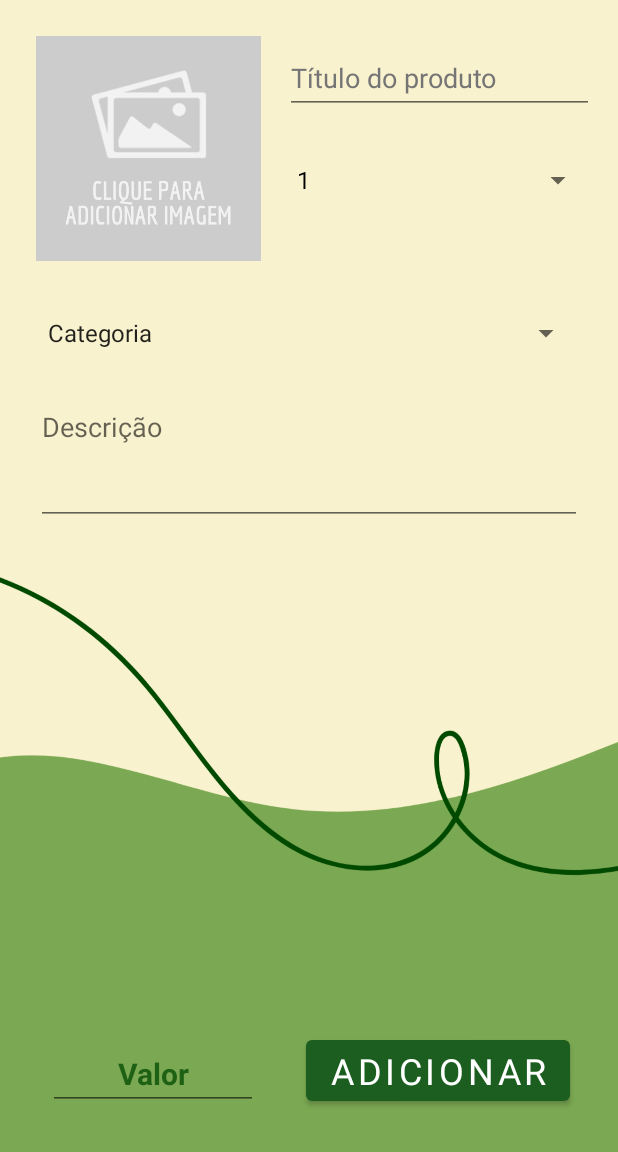
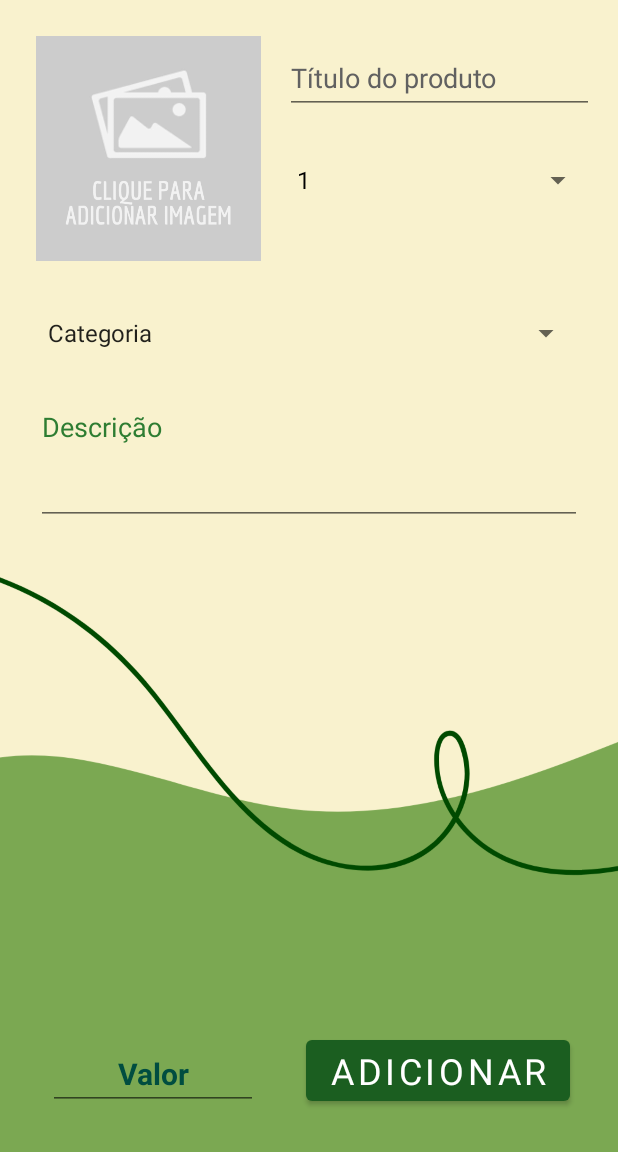
Before and after one commit to PedroHFCarvalho/Projeto_Integrador, an Android app: the PostagemFragment screen opened through its navigation route, on a phone screen of 412 x 824 dp, the part 84-1236 px from its top. Run offline under Robolectric (Android 15) with nearby library versions, the phone set to English and light mode, and no system bars; our stand-ins replace Dagger/Hilt's generated code, navigation-ui; pictures from the network do not load; Roboto replaces fonts that are not available here.

Commit message:
fragment produto e menu

```diff
--- a/app/src/main/res/layout/fragment_postagem.xml
+++ b/app/src/main/res/layout/fragment_postagem.xml
@@ -9,14 +9,16 @@
     tools:context=".MainActivity">
 
     <ImageView
-        android:id="@+id/imageView"
+        android:id="@+id/bgPostagem"
         android:layout_width="wrap_content"
         android:layout_height="wrap_content"
         android:background="@drawable/bg_5"
+        android:contentDescription="Imagem de fundo postagem"
         app:layout_constraintBottom_toBottomOf="parent"
         app:layout_constraintEnd_toEndOf="parent"
         app:layout_constraintStart_toStartOf="parent"
-        app:layout_constraintTop_toTopOf="parent" />
+        app:layout_constraintTop_toTopOf="parent"
+        tools:ignore="ImageContrastCheck" />
 
     <EditText
         android:id="@+id/textName"
@@ -31,7 +33,7 @@
         android:inputType="textPersonName"
         android:minHeight="48dp"
         android:textColor="#004A00"
-        android:textColorHint="#757575"
+        android:textColorHint="#616161"
         app:layout_constraintEnd_toEndOf="parent"
         app:layout_constraintStart_toEndOf="@+id/constraintLayout"
         app:layout_constraintTop_toTopOf="parent" />
@@ -98,12 +100,13 @@
         android:autofillHints=""
         android:ems="10"
         android:gravity="start|top"
-        android:hint="Descrição"
+        android:hint="@string/descricao"
         android:inputType="textMultiLine"
         android:maxLines="15"
         android:minLines="3"
         android:singleLine="false"
         android:textColor="#004A00"
+        android:textColorHint="#2E7D32"
         app:layout_constraintEnd_toEndOf="parent"
         app:layout_constraintStart_toStartOf="parent"
         app:layout_constraintTop_toBottomOf="@+id/spnrCateg" />
@@ -123,7 +126,7 @@
         android:textAlignment="center"
         android:textColor="#004A00"
         android:textColorHighlight="#CA004A00"
-        android:textColorHint="#BF004A00"
+        android:textColorHint="#004D40"
         android:textSize="20sp"
         android:textStyle="bold"
         app:layout_constraintBottom_toBottomOf="parent"
--- a/app/src/main/res/values/strings.xml
+++ b/app/src/main/res/values/strings.xml
@@ -182,4 +182,10 @@
     <string name="categoria">categoria</string>
     <string name="quantidade">quantidade</string>
     <string name="comprar">comprar</string>
+    <string name="imagem_de_fundo_menu">imagem de fundo menu</string>
+    <string name="descricao">Descrição</string>
+    <string name="todo">TODO</string>
+    <string name="home">Home</string>
+    <string name="perfil">Perfil</string>
+    <string name="adicionar_produto">Adicionar Produto</string>
 </resources>
```
